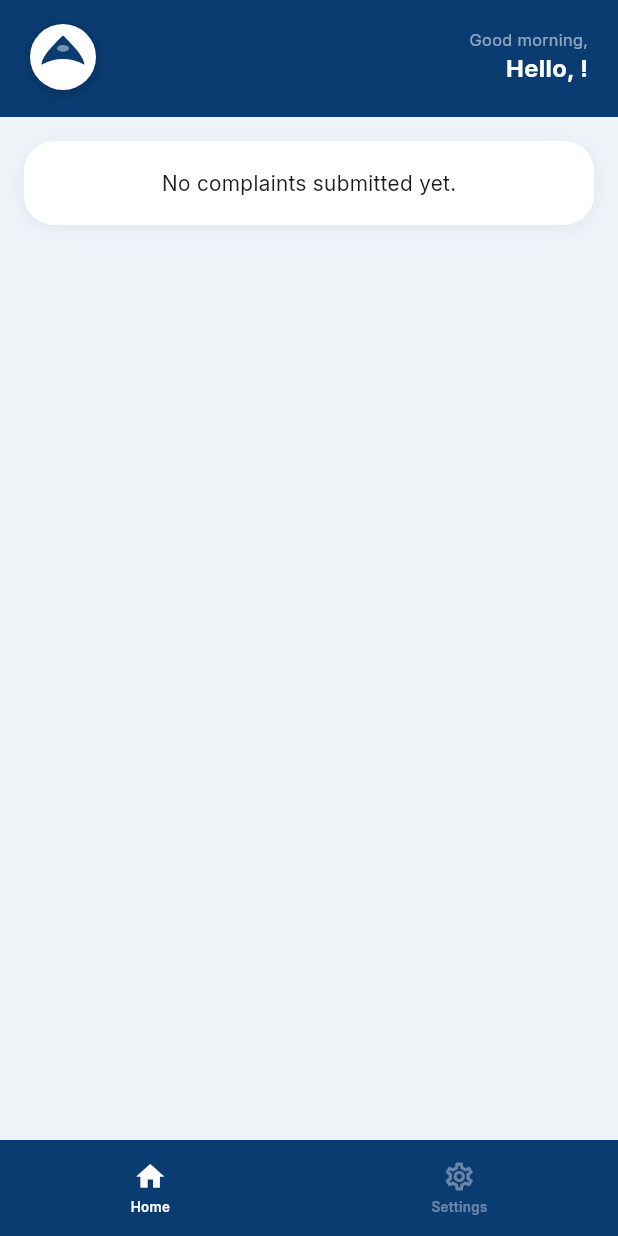
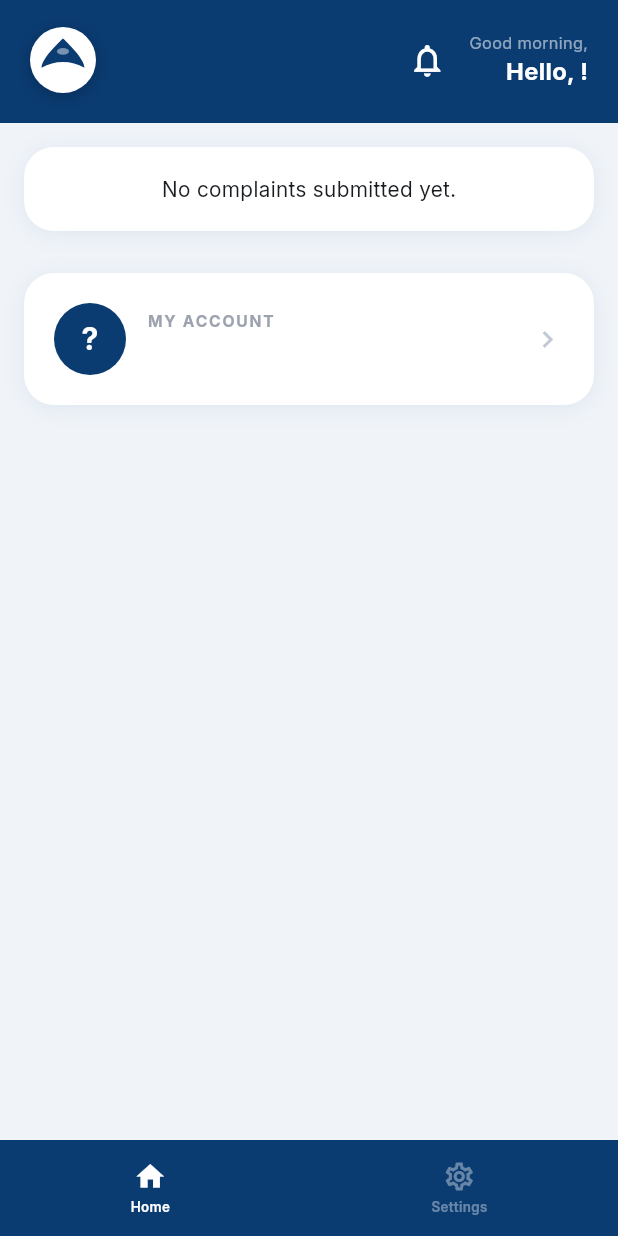
Before and after one commit to SysArcDCMS/Capstone-Project, a Flutter app: the HomeScreen screen opened by its route, on a phone screen of 412 x 824 dp. Run offline on Flutter 3.47's test engine with Material 3 defaults, Android fonts, the phone set to English and light mode, and no system bars; our stand-ins replace dio, flutter_secure_storage, geocoding, geolocator, google_maps_flutter, image_picker; accounts and stored records are empty; network calls fail.

Commit message:
feat: notification bell with unread badge + account shortcut on home (mobile)

```diff
--- a/imraws-mobile/lib/screens/home_screen.dart
+++ b/imraws-mobile/lib/screens/home_screen.dart
@@ -4,6 +4,7 @@ import 'package:intl/intl.dart';
 import '../theme/app_colors.dart';
 import '../widgets/maynilad_logo.dart';
 import '../widgets/bottom_nav_bar.dart';
+import '../widgets/notification_bell.dart';
 import '../providers/auth_provider.dart';
 import '../providers/incident_provider.dart';
 
@@ -43,6 +44,8 @@ class _HomeScreenState extends State<HomeScreen> {
                 children: [
                   const MayniladLogo(size: 44),
                   const Spacer(),
+                  const NotificationBell(),
+                  const SizedBox(width: 4),
                   Column(
                     crossAxisAlignment: CrossAxisAlignment.end,
                     children: [
@@ -193,6 +196,64 @@ class _HomeScreenState extends State<HomeScreen> {
                                 ],
                               ),
                             ),
+
+                          const SizedBox(height: 14),
+
+                          // My Account card
+                          _Card(
+                            child: InkWell(
+                              onTap: () => Navigator.pushNamed(context, '/account'),
+                              borderRadius: BorderRadius.circular(20),
+                              child: Padding(
+                                padding: const EdgeInsets.all(2),
+                                child: Row(
+                                  children: [
+                                    CircleAvatar(
+                                      radius: 24,
+                                      backgroundColor: AppColors.navy,
+                                      child: Text(
+                                        user?.fullName.isNotEmpty == true
+                                            ? user!.fullName[0].toUpperCase()
+                                            : '?',
+                                        style: const TextStyle(
+                                          fontSize: 20,
+                                          fontWeight: FontWeight.w700,
+                                          color: Colors.white,
+                                        ),
+                                      ),
+                                    ),
+                                    const SizedBox(width: 14),
+                                    Expanded(
+                                      child: Column(
+                                        crossAxisAlignment: CrossAxisAlignment.start,
+                                        children: [
+                                          const Text(
+                                            'MY ACCOUNT',
+                                            style: TextStyle(
+                                              fontSize: 10.5,
+                                              fontWeight: FontWeight.w700,
+                                              color: AppColors.textMuted,
+                                              letterSpacing: 1.2,
+                                            ),
+                                          ),
+                                          const SizedBox(height: 3),
+                                          Text(
+                                            user?.fullName ?? 'Account',
+                                            style: const TextStyle(
+                                              fontSize: 14,
+                                              fontWeight: FontWeight.w700,
+                                              color: AppColors.navy,
+                                            ),
+                                          ),
+                                        ],
+                                      ),
+                                    ),
+                                    const Icon(Icons.chevron_right, color: Color(0xFFC0C9D4), size: 22),
+                                  ],
+                                ),
+                              ),
+                            ),
+                          ),
                         ],
                       ),
               ),
--- a/imraws-mobile/lib/screens/offsite_screen.dart
+++ b/imraws-mobile/lib/screens/offsite_screen.dart
@@ -4,6 +4,7 @@ import 'package:intl/intl.dart';
 import '../theme/app_colors.dart';
 import '../widgets/maynilad_logo.dart';
 import '../widgets/bottom_nav_bar.dart';
+import '../widgets/notification_bell.dart';
 import '../providers/auth_provider.dart';
 import '../providers/incident_provider.dart';
 import '../providers/assignment_provider.dart';
@@ -252,6 +253,8 @@ class _OffsiteScreenState extends State<OffsiteScreen> {
                 children: [
                   const MayniladLogo(size: 44),
                   const Spacer(),
+                  const NotificationBell(),
+                  const SizedBox(width: 4),
                   Column(
                     crossAxisAlignment: CrossAxisAlignment.end,
                     children: [
--- a/imraws-mobile/lib/screens/settings_screen.dart
+++ b/imraws-mobile/lib/screens/settings_screen.dart
@@ -11,16 +11,6 @@ class SettingsScreen extends StatelessWidget {
   @override
   Widget build(BuildContext context) {
     final items = <_SettingsItem>[
-      _SettingsItem(
-        icon: Icons.notifications_outlined,
-        label: 'Notifications',
-        onTap: () => Navigator.pushNamed(context, '/notifications'),
-      ),
-      _SettingsItem(
-        icon: Icons.person_outline,
-        label: 'Account Settings',
-        onTap: () => Navigator.pushNamed(context, '/account'),
-      ),
       _SettingsItem(
         icon: Icons.help_outline,
         label: 'Help',
--- /dev/null
+++ b/imraws-mobile/lib/widgets/notification_bell.dart
@@ -0,0 +1,66 @@
+import 'package:flutter/material.dart';
+import 'package:provider/provider.dart';
+
+import '../providers/notification_provider.dart';
+import '../theme/app_colors.dart';
+
+class NotificationBell extends StatefulWidget {
+  const NotificationBell({super.key});
+
+  @override
+  State<NotificationBell> createState() => _NotificationBellState();
+}
+
+class _NotificationBellState extends State<NotificationBell> {
+  @override
+  void initState() {
+    super.initState();
+    WidgetsBinding.instance.addPostFrameCallback((_) {
+      if (mounted) {
+        context.read<NotificationProvider>().fetchNotifications();
+      }
+    });
+  }
+
+  @override
+  Widget build(BuildContext context) {
+    final unread = context.watch<NotificationProvider>().unreadCount;
+    final badge = unread > 9 ? '9+' : '$unread';
+
+    return Stack(
+      clipBehavior: Clip.none,
+      children: [
+        IconButton(
+          onPressed: () => Navigator.pushNamed(context, '/notifications'),
+          icon: Icon(unread > 0 ? Icons.notifications : Icons.notifications_none),
+          color: Colors.white,
+          iconSize: 26,
+          tooltip: 'Notifications',
+        ),
+        if (unread > 0)
+          Positioned(
+            right: 2,
+            top: 2,
+            child: Container(
+              padding: const EdgeInsets.symmetric(horizontal: 5, vertical: 1),
+              decoration: BoxDecoration(
+                color: AppColors.red,
+                borderRadius: BorderRadius.circular(999),
+                border: Border.all(color: AppColors.navy, width: 1.5),
+              ),
+              constraints: const BoxConstraints(minWidth: 18),
+              child: Text(
+                badge,
+                textAlign: TextAlign.center,
+                style: const TextStyle(
+                  color: Colors.white,
+                  fontSize: 10,
+                  fontWeight: FontWeight.w800,
+                ),
+              ),
+            ),
+          ),
+      ],
+    );
+  }
+}
```
